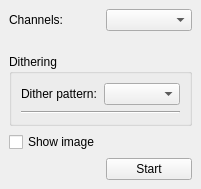
Old version of the form ui_resources/imaging.ui in the repository Tyronitar/rfsoc-interface.
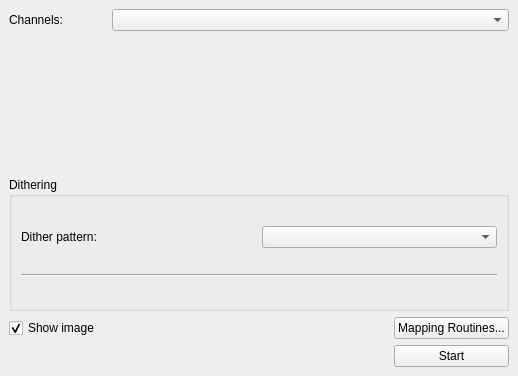
New version of the form. Custom widgets are drawn as their Qt base class.

Commit message:
Create Mapping Routine Dialog
* Restructure project so that GUI relevant functions are now in
  rfsocinterface.gui.utils

```diff
--- a/ui_resources/imaging.ui
+++ b/ui_resources/imaging.ui
@@ -6,8 +6,8 @@
    <rect>
     <x>0</x>
     <y>0</y>
-    <width>201</width>
-    <height>189</height>
+    <width>518</width>
+    <height>376</height>
    </rect>
   </property>
   <property name="windowTitle">
@@ -26,24 +26,44 @@
    <property name="bottomMargin">
     <number>9</number>
    </property>
-   <item row="7" column="1">
-    <widget class="QPushButton" name="pushButton">
+   <item row="7" column="3">
+    <widget class="QPushButton" name="start_pushButton">
      <property name="text">
       <string>Start</string>
      </property>
     </widget>
    </item>
-   <item row="0" column="1">
-    <widget class="CheckableComboBox" name="channel_comboBox"/>
+   <item row="5" column="3">
+    <widget class="QPushButton" name="mapping_pushButton">
+     <property name="text">
+      <string>Mapping Routines...</string>
+     </property>
+    </widget>
    </item>
    <item row="5" column="0">
     <widget class="QCheckBox" name="show_checkBox">
      <property name="text">
       <string>Show image</string>
      </property>
+     <property name="checked">
+      <bool>true</bool>
+     </property>
     </widget>
    </item>
-   <item row="2" column="0" colspan="2">
+   <item row="5" column="2">
+    <spacer name="horizontalSpacer">
+     <property name="orientation">
+      <enum>Qt::Orientation::Horizontal</enum>
+     </property>
+     <property name="sizeHint" stdset="0">
+      <size>
+       <width>40</width>
+       <height>20</height>
+      </size>
+     </property>
+    </spacer>
+   </item>
+   <item row="2" column="0" colspan="4">
     <widget class="QGroupBox" name="dither_groupBox">
      <property name="sizePolicy">
       <sizepolicy hsizetype="MinimumExpanding" vsizetype="Preferred">
@@ -75,6 +95,16 @@
      </layout>
     </widget>
    </item>
+   <item row="1" column="0" colspan="4">
+    <widget class="SaveLocationWidget" name="save_location_widget" native="true">
+     <property name="sizePolicy">
+      <sizepolicy hsizetype="MinimumExpanding" vsizetype="Preferred">
+       <horstretch>0</horstretch>
+       <verstretch>0</verstretch>
+      </sizepolicy>
+     </property>
+    </widget>
+   </item>
    <item row="0" column="0">
     <widget class="QLabel" name="channels_label">
      <property name="text">
@@ -82,15 +112,8 @@
      </property>
     </widget>
    </item>
-   <item row="1" column="0" colspan="2">
-    <widget class="SaveLocationWidget" name="save_location_widget" native="true">
-     <property name="sizePolicy">
-      <sizepolicy hsizetype="MinimumExpanding" vsizetype="Preferred">
-       <horstretch>0</horstretch>
-       <verstretch>0</verstretch>
-      </sizepolicy>
-     </property>
-    </widget>
+   <item row="0" column="2" colspan="2">
+    <widget class="CheckableComboBox" name="channel_comboBox"/>
    </item>
   </layout>
  </widget>
```
The commit also changes 17 other files.
